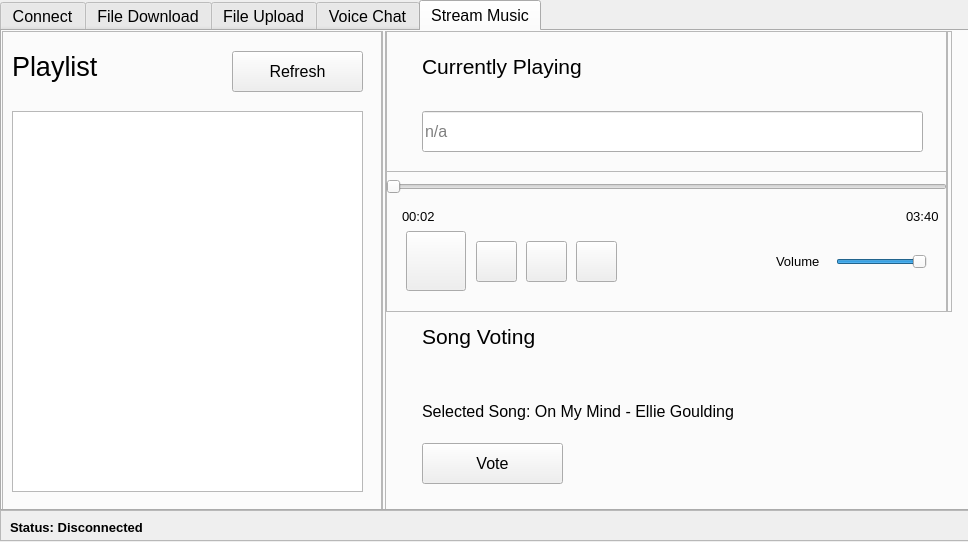
Above: Client/client.ui from MartinMinkov/Comm-Audio before the change. Below: the same form after it.
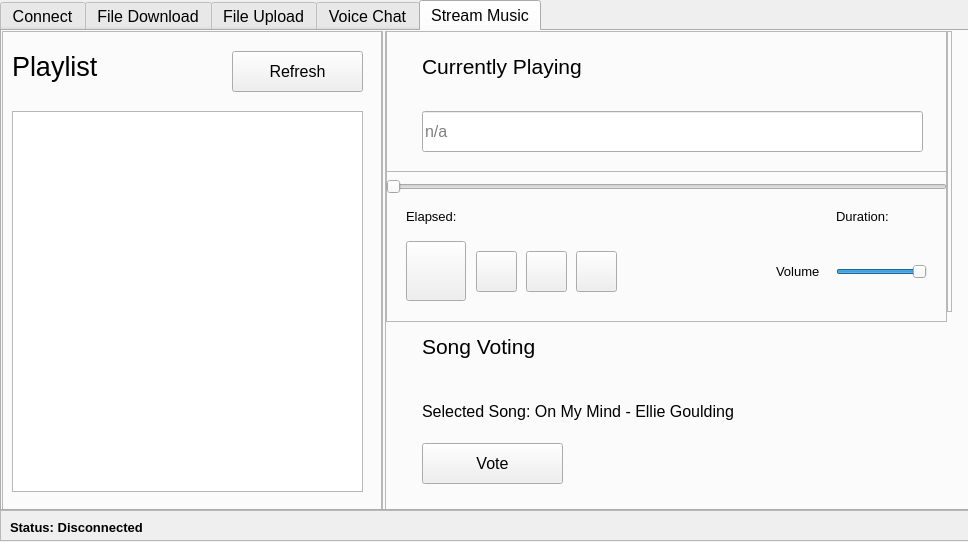
That is the form after the change. Icons and pictures are not drawn.

Commit message: Removed placeholder timestamps.  Updated UI a bit.

```diff
--- a/Client/client.ui
+++ b/Client/client.ui
@@ -1250,7 +1250,7 @@
        <x>384</x>
        <y>140</y>
        <width>561</width>
-       <height>141</height>
+       <height>151</height>
       </rect>
      </property>
      <property name="frameShape">
@@ -1263,7 +1263,7 @@
       <property name="geometry">
        <rect>
         <x>190</x>
-        <y>70</y>
+        <y>80</y>
         <width>41</width>
         <height>41</height>
        </rect>
@@ -1293,7 +1293,7 @@
       <property name="geometry">
        <rect>
         <x>140</x>
-        <y>70</y>
+        <y>80</y>
         <width>41</width>
         <height>41</height>
        </rect>
@@ -1316,7 +1316,7 @@
       <property name="geometry">
        <rect>
         <x>20</x>
-        <y>60</y>
+        <y>70</y>
         <width>60</width>
         <height>60</height>
        </rect>
@@ -1358,7 +1358,7 @@
      <widget class="QLabel" name="label_songRemainingTime">
       <property name="geometry">
        <rect>
-        <x>520</x>
+        <x>510</x>
         <y>30</y>
         <width>41</width>
         <height>31</height>
@@ -1370,14 +1370,14 @@
        </font>
       </property>
       <property name="text">
-       <string>03:40</string>
+       <string/>
       </property>
      </widget>
      <widget class="QSlider" name="volumeSlider">
       <property name="geometry">
        <rect>
         <x>450</x>
-        <y>80</y>
+        <y>90</y>
         <width>91</width>
         <height>22</height>
        </rect>
@@ -1393,7 +1393,7 @@
       <property name="geometry">
        <rect>
         <x>390</x>
-        <y>80</y>
+        <y>90</y>
         <width>47</width>
         <height>20</height>
        </rect>
@@ -1411,7 +1411,7 @@
       <property name="geometry">
        <rect>
         <x>90</x>
-        <y>70</y>
+        <y>80</y>
         <width>41</width>
         <height>41</height>
        </rect>
@@ -1430,6 +1430,42 @@
        </size>
       </property>
      </widget>
+     <widget class="QLabel" name="label_2">
+      <property name="geometry">
+       <rect>
+        <x>450</x>
+        <y>35</y>
+        <width>61</width>
+        <height>21</height>
+       </rect>
+      </property>
+      <property name="font">
+       <font>
+        <pointsize>10</pointsize>
+       </font>
+      </property>
+      <property name="text">
+       <string>Duration:</string>
+      </property>
+     </widget>
+     <widget class="QLabel" name="label_3">
+      <property name="geometry">
+       <rect>
+        <x>20</x>
+        <y>30</y>
+        <width>61</width>
+        <height>31</height>
+       </rect>
+      </property>
+      <property name="font">
+       <font>
+        <pointsize>10</pointsize>
+       </font>
+      </property>
+      <property name="text">
+       <string>Elapsed:</string>
+      </property>
+     </widget>
     </widget>
     <widget class="QPushButton" name="pushButton_12">
      <property name="geometry">
@@ -1471,7 +1507,7 @@
      <property name="geometry">
       <rect>
        <x>420</x>
-       <y>290</y>
+       <y>300</y>
        <width>181</width>
        <height>31</height>
       </rect>
@@ -1520,7 +1556,7 @@
     <widget class="QLabel" name="label_songElapsedTime">
      <property name="geometry">
       <rect>
-       <x>400</x>
+       <x>460</x>
        <y>170</y>
        <width>51</width>
        <height>31</height>
@@ -1532,7 +1568,7 @@
       </font>
      </property>
      <property name="text">
-      <string>00:02</string>
+      <string/>
      </property>
     </widget>
     <zorder>panel_bg_streaming_divider_2</zorder>
```
